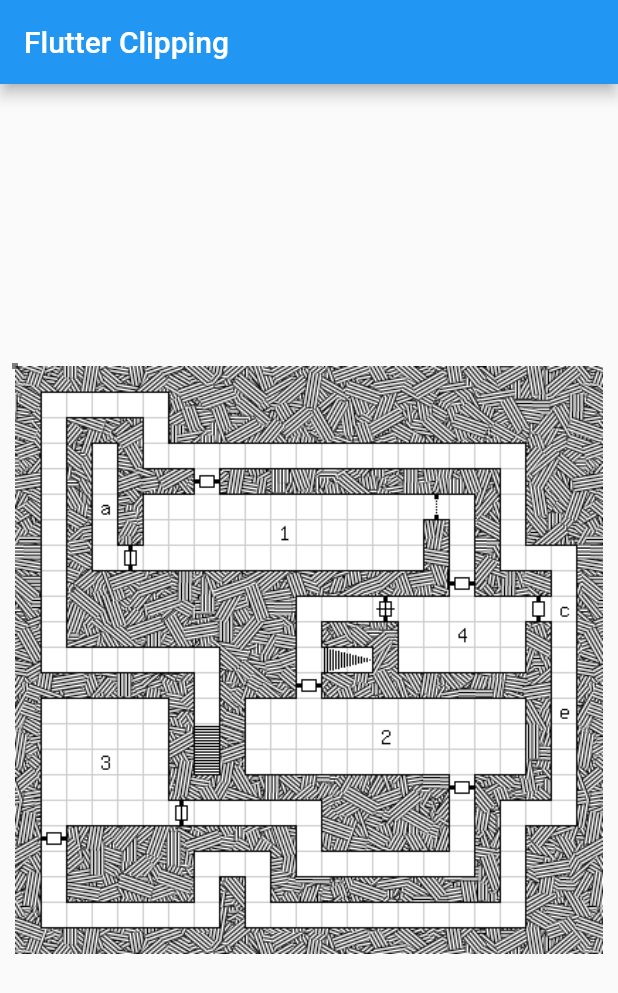
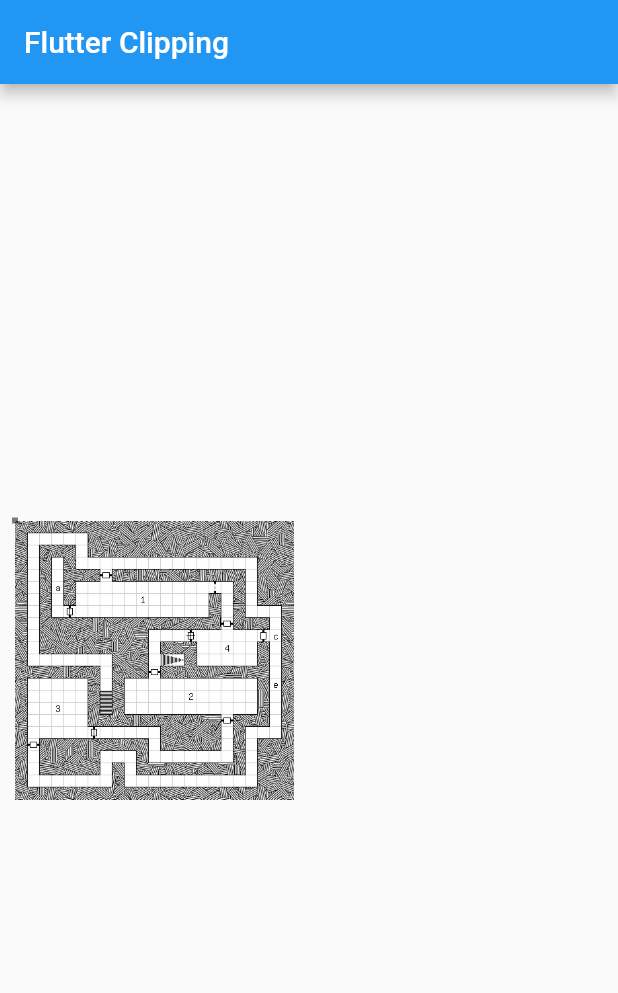
Before and after one commit to csells/flutter_cropping, a Flutter app: the screen it shows after launch, on a phone screen of 412 x 824 dp. Shown: the top 993 px of the screen. Run offline on Flutter 3.47's test engine with Material 2 defaults, Android fonts, the phone set to English and light mode, and no system bars; our stand-ins replace palette_generator.

Commit message:
another take at cropping

```diff
--- /dev/null
+++ b/lib/image_block.dart
@@ -0,0 +1,187 @@
+import 'dart:async';
+import 'dart:ui' as ui;
+import 'package:flutter/material.dart';
+import 'package:palette_generator/palette_generator.dart';
+
+class ImageBlock extends StatefulWidget {
+  final ImageProvider image;
+  ImageBlock(this.image);
+
+  @override
+  _ImageBlockState createState() => _ImageBlockState();
+}
+
+class ImageCropDetails {
+  ui.Image image;
+  Rect rect = Offset.zero & Size.zero;
+}
+
+class _ImageBlockState extends State<ImageBlock> {
+  ImageCropDetails _crop;
+
+  @override
+  Widget build(BuildContext context) => Row(
+        children: [
+          Expanded(child: ImageCropper(widget.image, onImageCrop)),
+          Expanded(
+            child: CustomPaint(
+              painter: CroppedImagePainter(_crop),
+              child: Container(), // TODO: needed?
+            ),
+          ),
+        ],
+      );
+
+  void onImageCrop(ImageCropDetails details) => setState(() => _crop = details);
+}
+
+class CroppedImagePainter extends CustomPainter {
+  final ImageCropDetails crop;
+  CroppedImagePainter(this.crop) {
+    debugPrint('size= ${crop?.image?.width}x${crop?.image?.height}, rect: ${crop?.rect}');
+  }
+
+  @override
+  void paint(Canvas canvas, Size size) {
+    if (crop == null) return;
+    var paint = Paint();
+    canvas.drawImageRect(crop.image, crop.rect, Offset.zero & size, paint);
+  }
+
+  @override
+  bool shouldRepaint(CustomPainter oldDelegate) => true;
+}
+
+typedef ImageCropCallback = void Function(ImageCropDetails info);
+
+class ImageCropper extends StatefulWidget {
+  final ImageProvider imageProvider;
+  final ImageCropCallback onCrop;
+  ImageCropper(this.imageProvider, this.onCrop);
+
+  @override
+  _ImageCropperState createState() => _ImageCropperState();
+}
+
+class _ImageCropperState extends State<ImageCropper> {
+  static Color selectionRectangleBackgroundColor = Color(0x15000000);
+  static Color selectionRectangleBorderColor = Color(0x80000000);
+  Color backgroundColor;
+  final crop = ImageCropDetails(); // TODO: how to scale this as the image size scales?
+  Rect dragRect;
+  Offset startDrag;
+  Offset currentDrag;
+  final GlobalKey imageKey = GlobalKey();
+
+  @override
+  void initState() {
+    super.initState();
+    asyncInit();
+  }
+
+  void asyncInit() async {
+    crop.image = await _getImage();
+    var paletteGenerator = await PaletteGenerator.fromImage(crop.image);
+    setState(() => backgroundColor = paletteGenerator.dominantColor.color);
+  }
+
+  Future<ui.Image> _getImage() async {
+    Timer timer;
+    final stream = widget.imageProvider.resolve(ImageConfiguration(devicePixelRatio: 1.0));
+    final completer = Completer<ui.Image>();
+    ImageStreamListener listener;
+    listener = ImageStreamListener((ImageInfo info, _) {
+      timer?.cancel();
+      stream.removeListener(listener);
+      completer.complete(info.image);
+    });
+
+    timer = Timer(Duration(seconds: 15), () {
+      stream.removeListener(listener);
+      completer.completeError(TimeoutException('Timeout loading from ${widget.imageProvider}'));
+    });
+
+    stream.addListener(listener);
+    return completer.future;
+  }
+
+  // Called when the user starts to drag
+  void _onPanDown(DragDownDetails details) {
+    var box = imageKey.currentContext.findRenderObject() as RenderBox;
+    var localPosition = box.globalToLocal(details.globalPosition);
+    debugPrint('${imageKey.currentWidget.runtimeType}');
+
+    setState(() {
+      startDrag = localPosition;
+      currentDrag = startDrag;
+      dragRect = Rect.fromPoints(startDrag, currentDrag);
+      //crop.size = imageKey.currentContext.size;
+    });
+  }
+
+  // Called as the user drags
+  void _onPanUpdate(DragUpdateDetails details) {
+    setState(() {
+      currentDrag += details.delta;
+      dragRect = Rect.fromPoints(startDrag, currentDrag);
+    });
+  }
+
+  // Called if the drag is canceled (e.g. by rotating the device or switching apps)
+  void _onPanCancel() {
+    setState(() {
+      dragRect = null;
+      startDrag = null;
+    });
+  }
+
+  // Called when the drag ends
+  void _onPanEnd(DragEndDetails details) async {
+    var newRect = (Offset.zero & imageKey.currentContext.size).intersect(dragRect);
+    if (newRect.size.width < 4 && newRect.size.height < 4) {
+      newRect = Offset.zero & imageKey.currentContext.size;
+    }
+    setState(() {
+      crop.rect = newRect;
+      dragRect = null;
+      startDrag = null;
+    });
+
+    widget.onCrop(crop);
+  }
+
+  @override
+  Widget build(BuildContext context) => Container(
+        color: backgroundColor,
+        alignment: Alignment.center,
+        child: Padding(
+          padding: const EdgeInsets.all(10),
+          // GestureDetector is used to handle the selection rectangle
+          child: GestureDetector(
+            onPanDown: _onPanDown,
+            onPanUpdate: _onPanUpdate,
+            onPanCancel: _onPanCancel,
+            onPanEnd: _onPanEnd,
+            child: Stack(
+              children: [
+                Image(key: imageKey, image: widget.imageProvider),
+                // selection rectangle
+                Positioned.fromRect(
+                  rect: dragRect ?? crop.rect ?? Rect.zero,
+                  child: Container(
+                    decoration: BoxDecoration(
+                      color: selectionRectangleBackgroundColor,
+                      border: Border.all(
+                        width: 2,
+                        color: selectionRectangleBorderColor,
+                        style: BorderStyle.solid,
+                      ),
+                    ),
+                  ),
+                ),
+              ],
+            ),
+          ),
+        ),
+      );
+}
--- a/lib/main.dart
+++ b/lib/main.dart
@@ -1,7 +1,8 @@
 import 'package:flutter/material.dart';
-import 'package:palette_generator/palette_generator.dart';
+import 'package:flutter/foundation.dart' show debugDefaultTargetPlatformOverride;
 import 'dart:io';
-import 'package:flutter/foundation.dart' show debugDefaultTargetPlatformOverride;
+
+import 'image_block.dart';
 
 void _desktopInitHack() {
   bool isWeb = identical(0, 0.0);
@@ -23,124 +24,15 @@ void main() {
 
 class MyApp extends StatelessWidget {
   final title = 'Flutter Clipping';
+  final image = AssetImage('images/map.png');
+
   @override
   Widget build(BuildContext context) => MaterialApp(
         title: title,
         theme: ThemeData(primarySwatch: Colors.blue),
         home: Scaffold(
           appBar: AppBar(title: Text(title)),
-          body: ImageCropper(AssetImage('images/map.png')),
+          body: ImageBlock(image),
         ),
       );
 }
-
-class ImageCropper extends StatefulWidget {
-  final ImageProvider image;
-  ImageCropper(this.image);
-
-  @override
-  _ImageCropperState createState() => _ImageCropperState();
-}
-
-class _ImageCropperState extends State<ImageCropper> {
-  static Color _kSelectionRectangleBackground = Color(0x15000000);
-  static Color _kSelectionRectangleBorder = Color(0x80000000);
-  Color backgroundColor;
-  Rect clipRegion;
-  Rect dragRegion;
-  Offset startDrag;
-  Offset currentDrag;
-  final GlobalKey imageKey = GlobalKey();
-
-  @override
-  void initState() {
-    super.initState();
-    _getBackgroundColor();
-  }
-
-  void _getBackgroundColor() async {
-    PaletteGenerator paletteGenerator = await PaletteGenerator.fromImageProvider(widget.image);
-    setState(() {
-      backgroundColor = paletteGenerator.dominantColor.color;
-      clipRegion = Offset.zero & imageKey.currentContext.size;
-    });
-  }
-
-  // Called when the user starts to drag
-  void _onPanDown(DragDownDetails details) {
-    var box = imageKey.currentContext.findRenderObject() as RenderBox;
-    var localPosition = box.globalToLocal(details.globalPosition);
-    setState(() {
-      startDrag = localPosition;
-      currentDrag = startDrag;
-      dragRegion = Rect.fromPoints(startDrag, currentDrag);
-    });
-  }
-
-  // Called as the user drags
-  void _onPanUpdate(DragUpdateDetails details) {
-    setState(() {
-      currentDrag += details.delta;
-      dragRegion = Rect.fromPoints(startDrag, currentDrag);
-    });
-  }
-
-  // Called if the drag is canceled (e.g. by rotating the device or switching apps)
-  void _onPanCancel() {
-    setState(() {
-      dragRegion = null;
-      startDrag = null;
-    });
-  }
-
-  // Called when the drag ends
-  void _onPanEnd(DragEndDetails details) async {
-    Rect newRegion = (Offset.zero & imageKey.currentContext.size).intersect(dragRegion);
-    if (newRegion.size.width < 4 && newRegion.size.width < 4) {
-      newRegion = Offset.zero & imageKey.currentContext.size;
-    }
-    setState(() {
-      clipRegion = newRegion;
-      dragRegion = null;
-      startDrag = null;
-    });
-  }
-
-  @override
-  Widget build(BuildContext context) => Container(
-        color: backgroundColor,
-        alignment: Alignment.center,
-        child: Padding(
-          padding: const EdgeInsets.all(10),
-          // GestureDetector is used to handle the selection rectangle
-          child: GestureDetector(
-            onPanDown: _onPanDown,
-            onPanUpdate: _onPanUpdate,
-            onPanCancel: _onPanCancel,
-            onPanEnd: _onPanEnd,
-            child: Stack(
-              children: [
-                Image(
-                  key: imageKey,
-                  image: widget.image,
-                ),
-                // This is the selection rectangle
-                Positioned.fromRect(
-                  rect: dragRegion ?? clipRegion ?? Rect.zero,
-                  child: Container(
-                    decoration: BoxDecoration(
-                      color: _kSelectionRectangleBackground,
-                      border: Border.all(
-                        width: 2,
-                        color: _kSelectionRectangleBorder,
-                        style: BorderStyle.solid,
-                      ),
-                    ),
-                  ),
-                ),
-              ],
-            ),
-          ),
-        ),
-      );
-}
```
